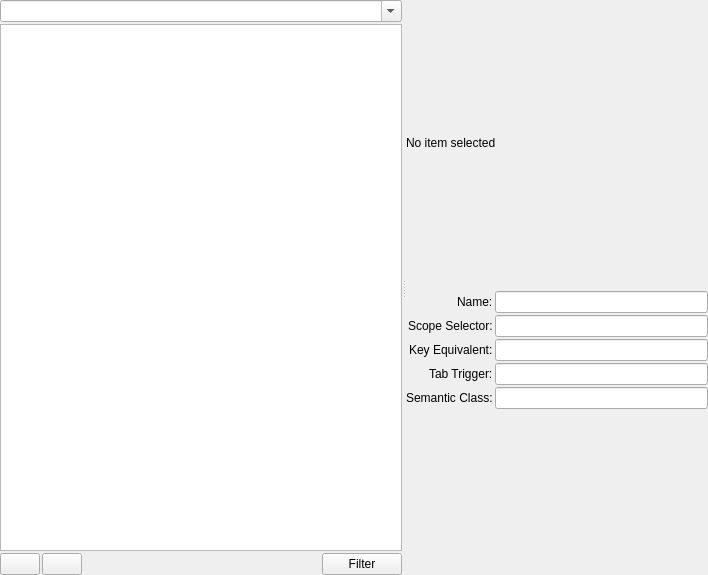
Above: resources/ui/support/editor.ui from prymatex/prymatex before the change. Below: the same form after it.
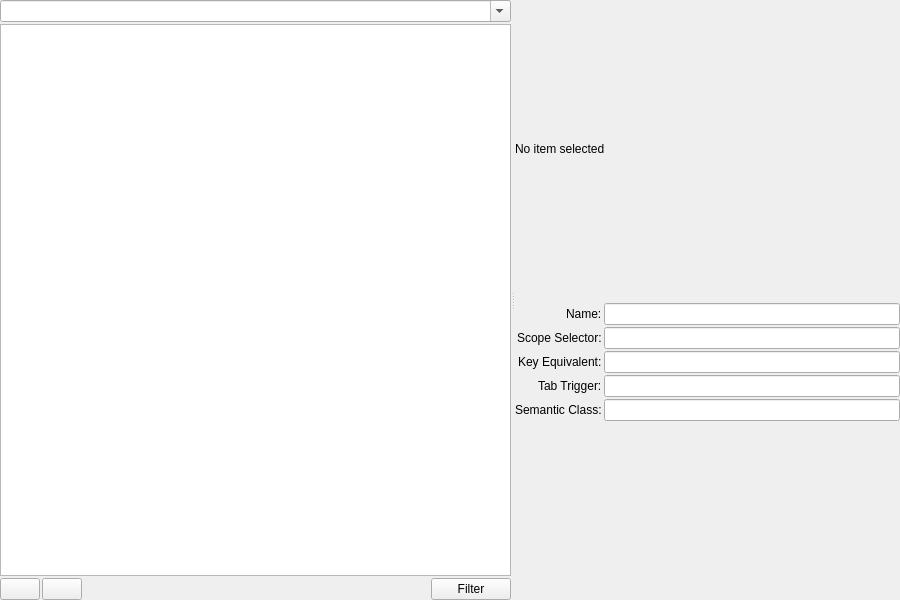
That is the form after the change. Icons and pictures are not drawn.

Commit message: resize bundle editor

What changed in the file:
```diff
--- a/resources/ui/support/editor.ui
+++ b/resources/ui/support/editor.ui
@@ -6,14 +6,14 @@
    <rect>
     <x>0</x>
     <y>0</y>
-    <width>708</width>
-    <height>575</height>
+    <width>900</width>
+    <height>600</height>
    </rect>
   </property>
   <property name="minimumSize">
    <size>
-    <width>700</width>
-    <height>575</height>
+    <width>900</width>
+    <height>600</height>
    </size>
   </property>
   <property name="windowTitle">
```
The commit also changes 2 other files.
